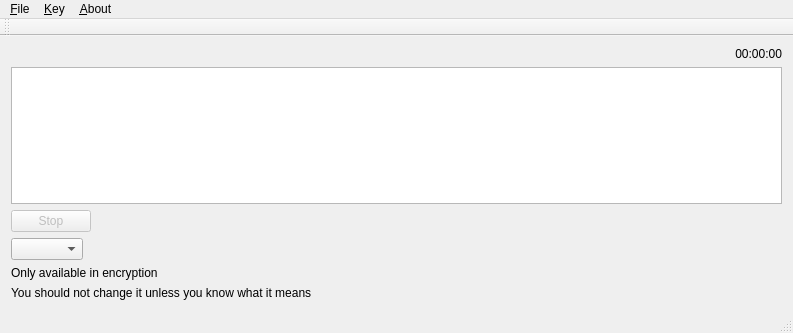
Qt form mainwindow.ui (qmick/OneTimeEncryptor) before a commit.
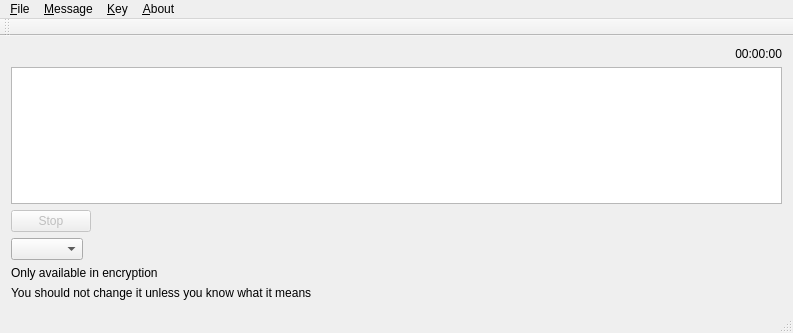
The same form after that commit.

What changed in the file:
```diff
--- a/mainwindow.ui
+++ b/mainwindow.ui
@@ -115,7 +115,15 @@
     <addaction name="actionLoad_public_key"/>
     <addaction name="action_Reset_password"/>
    </widget>
+   <widget class="QMenu" name="menu_Message">
+    <property name="title">
+     <string>&amp;Message</string>
+    </property>
+    <addaction name="action_Encrypt_2"/>
+    <addaction name="action_Decrypt_2"/>
+   </widget>
    <addaction name="menu_File"/>
+   <addaction name="menu_Message"/>
    <addaction name="menuKey"/>
    <addaction name="menu_About"/>
   </widget>
```
Left out of the diff: 10 changed lines with no effect on the pictures.
